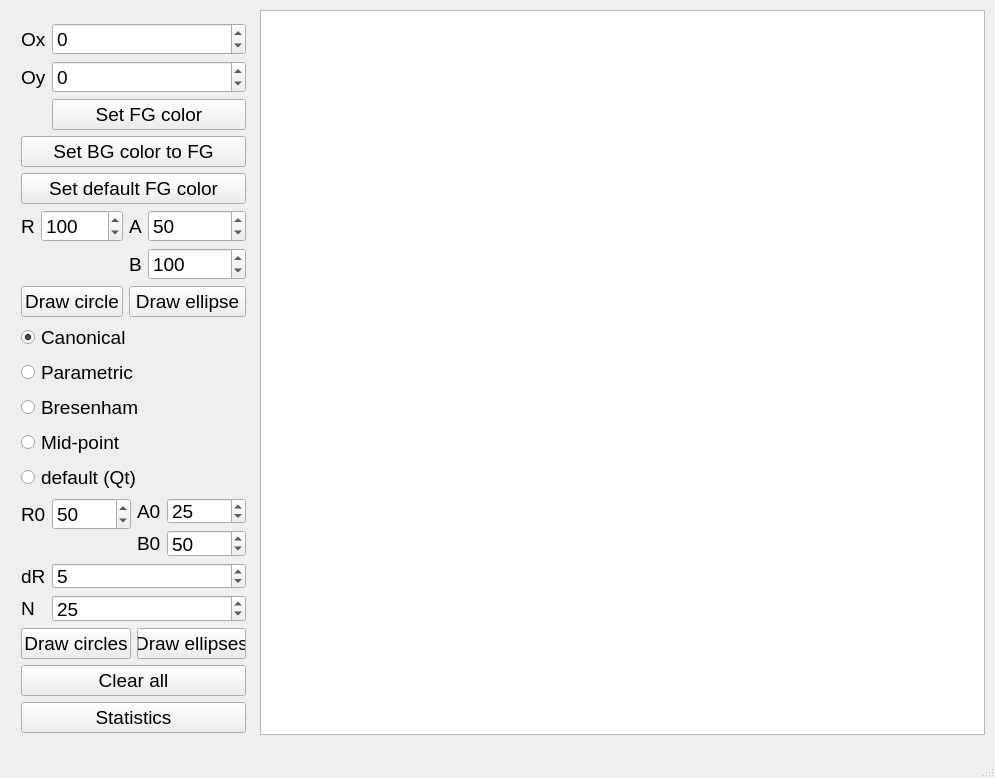
The window that lab04/mainwindow.ui (wcdbmv/CG) describes before a commit, drawn with Qt 5.
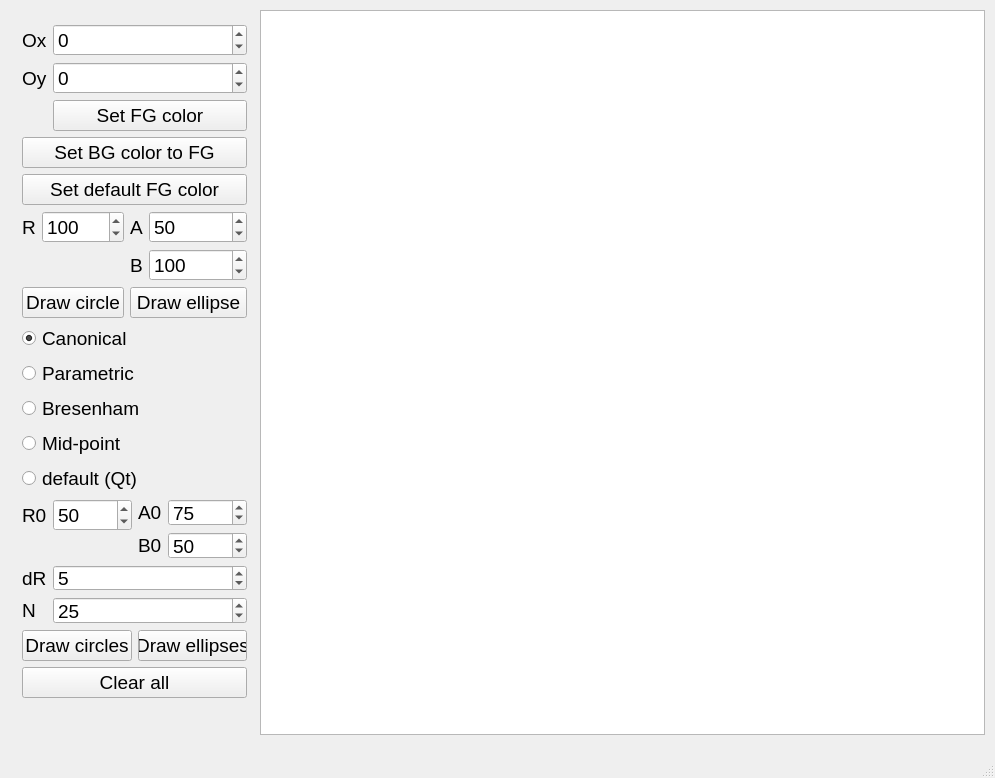
The same window after the commit.

Diff of the .ui file:
```diff
--- a/lab04/mainwindow.ui
+++ b/lab04/mainwindow.ui
@@ -35,13 +35,13 @@
      </size>
     </property>
    </widget>
-   <widget class="QWidget" name="layoutWidget">
+   <widget class="QWidget" name="">
     <property name="geometry">
      <rect>
-      <x>10</x>
-      <y>12</y>
+      <x>11</x>
+      <y>13</y>
       <width>247</width>
-      <height>732</height>
+      <height>696</height>
      </rect>
     </property>
     <layout class="QVBoxLayout" name="verticalLayout_4">
@@ -295,7 +295,7 @@
               <number>720</number>
              </property>
              <property name="value">
-              <number>25</number>
+              <number>75</number>
              </property>
             </widget>
            </item>
@@ -394,13 +394,6 @@
        </property>
       </widget>
      </item>
-     <item>
-      <widget class="QPushButton" name="statisticsPushButton">
-       <property name="text">
-        <string>Statistics</string>
-       </property>
-      </widget>
-     </item>
     </layout>
    </widget>
   </widget>
```
